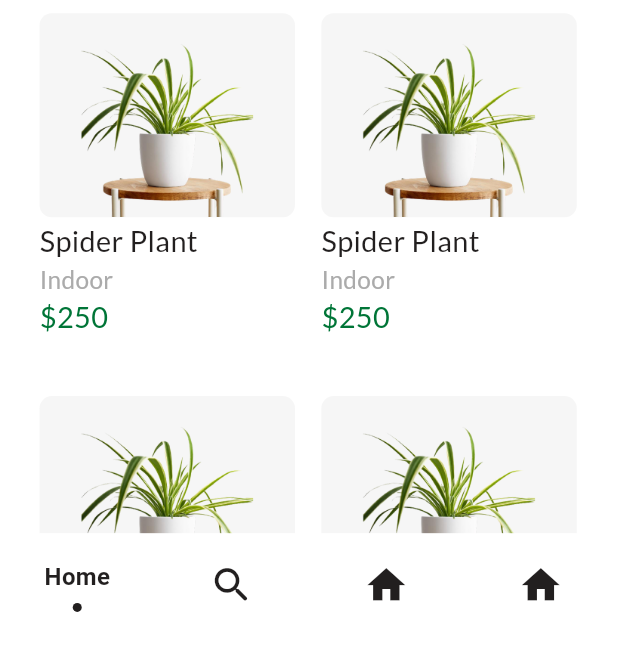
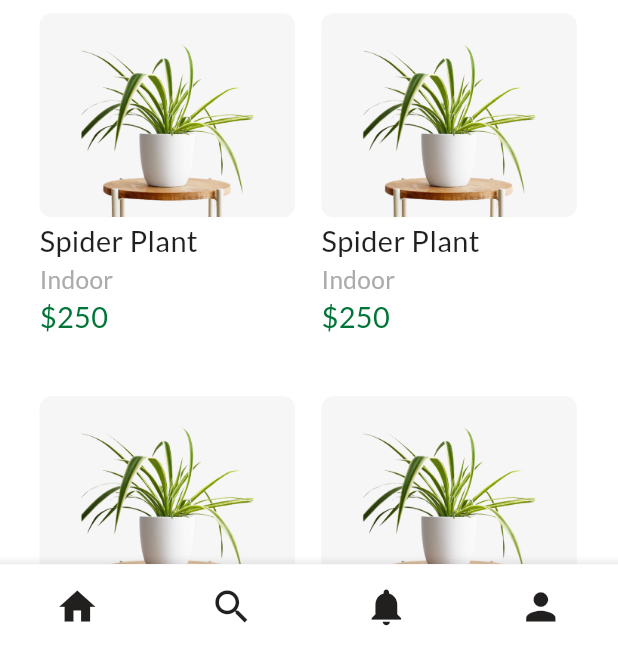
Before and after one commit to Abdusalom0516/Fayzigul, a Flutter app: the MainScreen screen opened directly, on a phone screen of 412 x 824 dp, the part 575-1236 px from its top. Run offline on Flutter 3.47's test engine with Material 3 defaults, Android fonts, the phone set to English and light mode, and no system bars; drawn by our look-alikes of sliding_clipped_nav_bar; our stand-ins replace dartz, equatable, firebase_auth, firebase_core, flutter_bloc, flutter_hooks and 2 more; accounts and stored records are empty; network calls fail.

Commit message:
BASE: Implement Bottom Navigation Bar.

```diff
--- a/lib/main.dart
+++ b/lib/main.dart
@@ -46,6 +46,11 @@ class MyApp extends StatelessWidget {
         minTextAdapt: true,
         splitScreenMode: true,
         builder: (context, child) => MaterialApp(
+          theme: Theme.of(context).copyWith(
+            splashColor: Colors.transparent,
+            highlightColor: Colors.transparent,
+            hoverColor: Colors.transparent,
+          ),
           debugShowCheckedModeBanner: false,
           navigatorKey: AppRouter.navigatorKey,
           home: auth.currentUser == null ||
--- a/lib/presentation/home/screens/home_screen.dart
+++ b/lib/presentation/home/screens/home_screen.dart
@@ -3,6 +3,7 @@ import 'dart:developer';
 import 'package:flutter/material.dart';
 import 'package:flutter_screenutil/flutter_screenutil.dart';
 import 'package:plant_store/core/common/consts/const_colors.dart';
+import 'package:plant_store/core/common/consts/const_img_paths.dart';
 import 'package:plant_store/core/common/consts/const_text_styles.dart';
 import 'package:plant_store/core/common/consts/const_texts.dart';
 import 'package:plant_store/core/common/widgets/custom_sliver_height_wd.dart';
@@ -18,34 +19,10 @@ class HomeScreen extends StatelessWidget {
     return AppStateWrapper(
       builder: (colors, texts, images) => Scaffold(
         backgroundColor: colors.ffffffff,
-        body: Column(
-          children: [
-            // Home Screen Top Section
-            Container(
-              height: 318.h,
-              padding: EdgeInsets.only(top: 75.r),
-              decoration: BoxDecoration(color: colors.fff6f6f6),
-              child: Stack(
-                children: [
-                  // Home Screen Top Image Section
-                  Align(
-                    alignment: Alignment.bottomRight,
-                    child: Image.asset(
-                      images.homeBg,
-                      width: 375.w,
-                      height: 205.h,
-                      fit: BoxFit.contain,
-                    ),
-                  ),
-                  // Home Screen Top Texts Section
-                  homeScreenTopTextsSection(texts, colors),
-                ],
-              ),
-            ),
-            // Home Screen Bottom Section
-            Expanded(
-                child: CustomScrollView(
+        body: CustomScrollView(
           slivers: [
+            // Home Screen Top Image & Text Section
+            homeScreenTopImageAndTextSection(colors, images, texts),
             SliverHeight(height: 25),
             // Home Screen Bottom Plants Title Section
             homeScreenBottomPlantsTitleSection(texts, colors, texts.plants),
@@ -54,13 +31,9 @@ class HomeScreen extends StatelessWidget {
             homeScreenBottomPlantsGridViewSection(),
             SliverHeight(height: 9),
             // Home Screen Bottom See More Text Button Section
-                homeScreenBottomPlantsSeeMoreTextButtonsSection(
-                  colors,
-                  texts,
-                  () {
+            homeScreenBottomPlantsSeeMoreTextButtonsSection(colors, texts, () {
               log("See More Button Clicked.");
-                  },
-                ),
+            }),
             SliverHeight(height: 25),
             // Home Screen Bottom Equipments Title Section
             homeScreenBottomPlantsTitleSection(texts, colors, texts.plants),
@@ -83,65 +56,39 @@ class HomeScreen extends StatelessWidget {
             SliverHeight(height: 9),
             SliverPadding(
               padding: EdgeInsetsGeometry.symmetric(horizontal: 24.r),
-                  sliver: SliverToBoxAdapter(
-                    child: Container(
-                      width: double.infinity,
-                      height: 134.h,
-                      decoration: BoxDecoration(
-                        color: colors.fff6f6f6,
-                        borderRadius: BorderRadius.circular(8.r),
-                      ),
-                      child: Row(
-                        children: [
-                          Expanded(
-                              child: Padding(
-                            padding: EdgeInsetsGeometry.all(15.r),
-                            child: Column(
-                              spacing: 2.h,
-                              crossAxisAlignment: CrossAxisAlignment.start,
-                              mainAxisAlignment: MainAxisAlignment.center,
-                              children: [
-                                Text(
-                                  overflow: TextOverflow.ellipsis,
-                                  'Lemon Balm Grow Kit',
-                                  style: AppTextStyles.lato.medium(
-                                    color: colors.ff221fif,
-                                    fontSize: 19.sp,
+              sliver: SliverList.builder(
+                itemCount: 3,
+                itemBuilder: (context, index) => KitCard(),
               ),
             ),
-                                Text(
-                                  maxLines: 2,
-                                  overflow: TextOverflow.ellipsis,
-                                  'Include: Lemon Balm seeds, dung, Planta pot, marker...',
-                                  style: AppTextStyles.lato.medium(
-                                    color:
-                                        colors.ff221fif.withValues(alpha: 0.63),
-                                    fontSize: 15.sp,
-                                  ),
-                                )
-                              ],
-                            ),
-                          )),
-                          ClipRRect(
-                            borderRadius: BorderRadiusGeometry.only(
-                              topRight: Radius.circular(8.r),
-                              bottomRight: Radius.circular(8.r),
-                            ),
-                            child: Image.asset(
-                              images.kit,
-                              height: 134.h,
-                              width: 108.w,
-                              fit: BoxFit.contain,
-                            ),
-                          )
+            SliverHeight(height: 15),
           ],
         ),
       ),
+    );
+  }
+
+  SliverToBoxAdapter homeScreenTopImageAndTextSection(
+      ConstColors colors, ConstImgPaths images, ConstTexts texts) {
+    return SliverToBoxAdapter(
+      child: Container(
+        height: 318.h,
+        padding: EdgeInsets.only(top: 75.r),
+        decoration: BoxDecoration(color: colors.fff6f6f6),
+        child: Stack(
+          children: [
+            // Home Screen Top Image Section
+            Align(
+              alignment: Alignment.bottomRight,
+              child: Image.asset(
+                images.homeBg,
+                width: 375.w,
+                height: 205.h,
+                fit: BoxFit.contain,
               ),
             ),
-                SliverHeight(height: 25),
-              ],
-            )),
+            // Home Screen Top Texts Section
+            homeScreenTopTextsSection(texts, colors),
           ],
         ),
       ),
@@ -303,3 +250,69 @@ class HomeScreen extends StatelessWidget {
     );
   }
 }
+
+class KitCard extends StatelessWidget {
+  const KitCard({
+    super.key,
+  });
+
+  @override
+  Widget build(BuildContext context) {
+    return AppStateWrapper(
+      builder: (colors, texts, images) => Container(
+        width: double.infinity,
+        height: 134.h,
+        margin: EdgeInsets.only(bottom: 15.r),
+        decoration: BoxDecoration(
+          color: colors.fff6f6f6,
+          borderRadius: BorderRadius.circular(8.r),
+        ),
+        child: Row(
+          children: [
+            Expanded(
+              child: Padding(
+                padding: EdgeInsetsGeometry.all(15.r),
+                child: Column(
+                  spacing: 2.h,
+                  crossAxisAlignment: CrossAxisAlignment.start,
+                  mainAxisAlignment: MainAxisAlignment.center,
+                  children: [
+                    Text(
+                      overflow: TextOverflow.ellipsis,
+                      'Lemon Balm Grow Kit',
+                      style: AppTextStyles.lato.medium(
+                        color: colors.ff221fif,
+                        fontSize: 19.sp,
+                      ),
+                    ),
+                    Text(
+                      maxLines: 2,
+                      overflow: TextOverflow.ellipsis,
+                      'Include: Lemon Balm seeds, dung, Planta pot, marker...',
+                      style: AppTextStyles.lato.medium(
+                        color: colors.ff221fif.withValues(alpha: 0.63),
+                        fontSize: 15.sp,
+                      ),
+                    )
+                  ],
+                ),
+              ),
+            ),
+            ClipRRect(
+              borderRadius: BorderRadiusGeometry.only(
+                topRight: Radius.circular(8.r),
+                bottomRight: Radius.circular(8.r),
+              ),
+              child: Image.asset(
+                images.kit,
+                height: 134.h,
+                width: 108.w,
+                fit: BoxFit.contain,
+              ),
+            )
+          ],
+        ),
+      ),
+    );
+  }
+}
--- a/lib/presentation/main/main_screen.dart
+++ b/lib/presentation/main/main_screen.dart
@@ -3,7 +3,7 @@ import 'package:flutter_hooks/flutter_hooks.dart';
 import 'package:flutter_screenutil/flutter_screenutil.dart';
 import 'package:plant_store/core/utils/app_state_wrapper.dart';
 import 'package:plant_store/presentation/home/screens/home_screen.dart';
-import 'package:sliding_clipped_nav_bar/sliding_clipped_nav_bar.dart';
+import 'package:plant_store/presentation/search/screens/search_screen.dart';
 
 class MainScreen extends HookWidget {
   const MainScreen({super.key});
@@ -19,46 +19,54 @@ class MainScreen extends HookWidget {
             controller: pageController,
             children: [
               HomeScreen(),
+              SearchScreen(),
               HomeScreen(),
-            HomeScreen(),
-            HomeScreen(),
+              SearchScreen(),
             ],
           ),
-        bottomNavigationBar: Transform.translate(
-          offset: Offset(0, -15.h),
-          child: SlidingClippedNavBar(
-            backgroundColor: Colors.white,
-            iconSize: 30.r,
-            activeColor: colors.ff221fif,
-            inactiveColor: colors.ff221fif,
-            selectedIndex: selectedIndex.value,
-            onButtonPressed: (index) {
-              selectedIndex.value = index;
-              pageController.animateToPage(selectedIndex.value,
-                  duration: const Duration(milliseconds: 400),
-                  curve: Curves.easeOutQuad);
+          bottomNavigationBar: Material(
+            elevation: 8.r,
+            child: BottomNavigationBar(
+              iconSize: 29.r,
+              showSelectedLabels: false,
+              showUnselectedLabels: false,
+              currentIndex: selectedIndex.value,
+              selectedItemColor: colors.ff221fif,
+              unselectedItemColor: colors.ff221fif,
+              backgroundColor: colors.ffffffff,
+              type: BottomNavigationBarType.fixed,
+              onTap: (value) {
+                selectedIndex.value = value;
+                pageController.jumpToPage(value);
               },
-            barItems: [
-              BarItem(
-                icon: Icons.home,
-                title: 'Home',
+              items: [
+                BottomNavigationBarItem(
+                  icon: Icon(
+                    Icons.home,
                   ),
-              BarItem(
-                icon: Icons.search_rounded,
-                title: 'Search',
+                  label: "",
                 ),
-              BarItem(
-                icon: Icons.home,
-                title: 'Home',
+                BottomNavigationBarItem(
+                  icon: Icon(
+                    Icons.search,
                   ),
-              BarItem(
-                icon: Icons.home,
-                title: 'Home',
+                  label: "",
                 ),
+                BottomNavigationBarItem(
+                  icon: Icon(
+                    Icons.notifications,
+                  ),
+                  label: "",
+                ),
+                BottomNavigationBarItem(
+                  icon: Icon(
+                    Icons.person,
+                  ),
+                  label: "",
+                )
               ],
             ),
-        ),
-      ),
+          )),
     );
   }
 }
--- a/pubspec.yaml
+++ b/pubspec.yaml
@@ -29,6 +29,7 @@ dependencies:
   shorebird_code_push: ^2.0.4
   sliding_clipped_nav_bar: ^3.1.1
   flutter_snake_navigationbar: ^0.6.1
+  dot_navigation_bar: ^1.0.2
 
 
 dev_dependencies:
```
Also changed, not shown: lib/presentation/search/screens/search_screen.dart (added, +18 -0 lines), pubspec.lock. Lines whose indentation alone changed are shown as unchanged.
